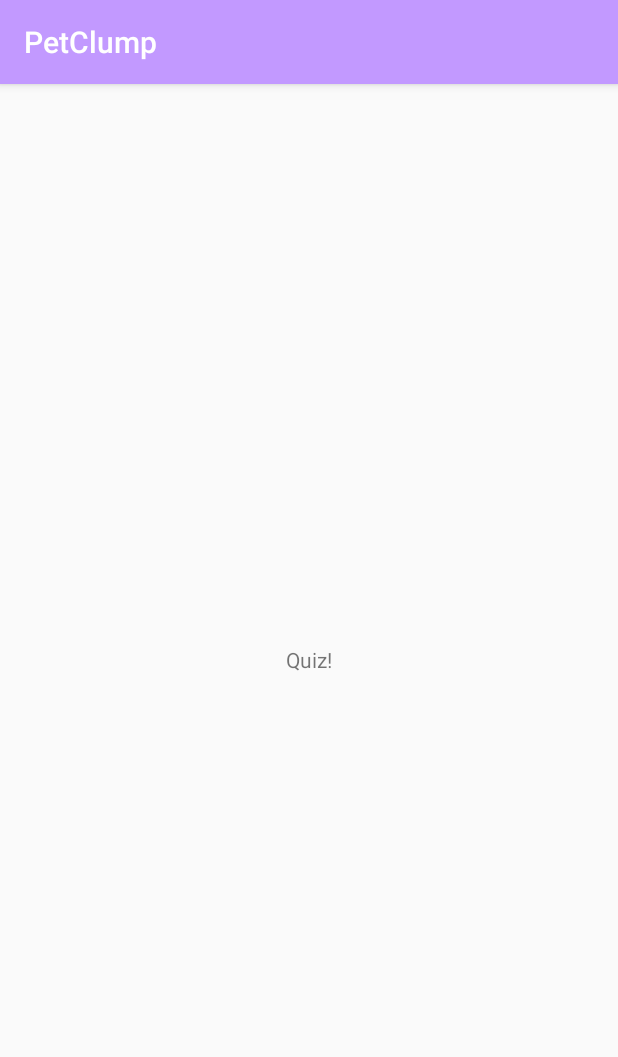
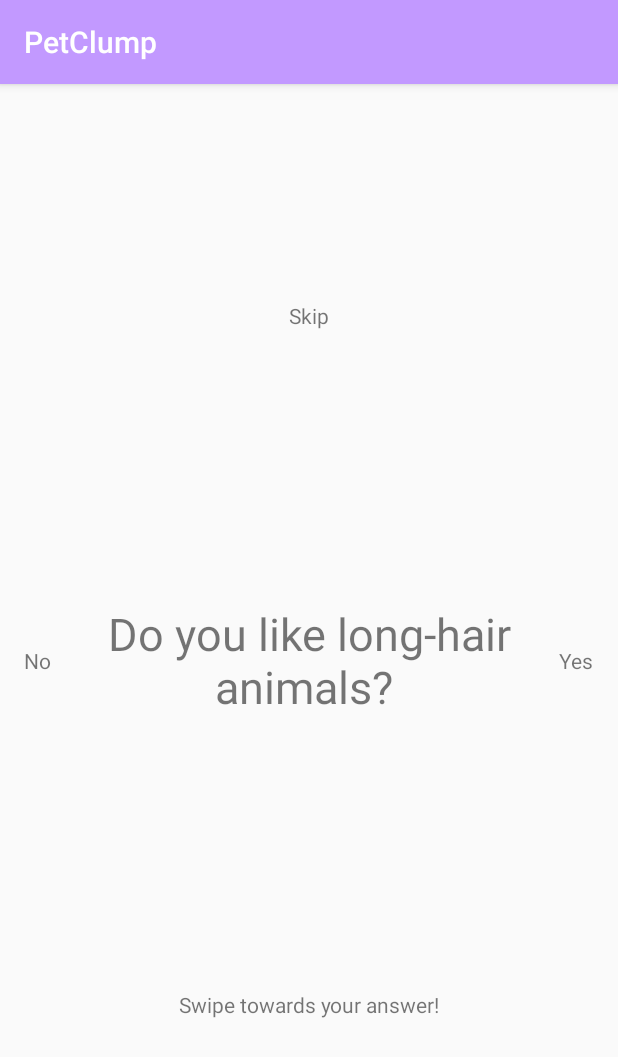
Before and after one commit to zero41120/Pet-Clump, an Android app: the QuizActivity screen opened directly, with no data from a screen before it, on a phone screen of 412 x 824 dp. Shown: the top 1057 px of the screen. Run offline under Robolectric (Android 15) with nearby library versions, the phone set to English and light mode, and no system bars; our stand-ins replace Firebase (no records; nobody signed in at launch, a user with empty details on screens opened directly).

Commit message:
Almost finished quiz for android.
Only need to implement sequential quizzes.

```diff
--- a/android/app/src/main/res/layout/activity_profile.xml
+++ b/android/app/src/main/res/layout/activity_profile.xml
@@ -19,4 +19,10 @@
         android:textAppearance="@style/Base.TextAppearance.AppCompat.Large"
         android:layout_width="match_parent"
         android:layout_height="wrap_content"/>
+
+    <Button
+        android:id="@+id/Quiz_button"
+        android:layout_width="match_parent"
+        android:layout_height="wrap_content"
+        android:text="Take the matching Quiz!" />
 </LinearLayout>
--- a/android/app/src/main/res/layout/activity_quiz.xml
+++ b/android/app/src/main/res/layout/activity_quiz.xml
@@ -7,7 +7,7 @@
     tools:context=".QuizActivity">
 
     <TextView
-        android:id="@+id/quzView"
+        android:id="@+id/quizView"
         android:layout_width="369dp"
         android:layout_height="493dp"
         android:layout_marginBottom="66dp"
@@ -18,8 +18,51 @@
         android:layout_marginTop="66dp"
         android:gravity="center"
         android:text="Quiz!"
+        android:textSize="30sp"
         app:layout_constraintBottom_toBottomOf="parent"
         app:layout_constraintEnd_toEndOf="parent"
         app:layout_constraintStart_toStartOf="parent"
         app:layout_constraintTop_toTopOf="parent" />
+
+    <TextView
+        android:id="@+id/textView2"
+        android:layout_width="wrap_content"
+        android:layout_height="wrap_content"
+        android:layout_marginLeft="16dp"
+        android:layout_marginStart="16dp"
+        android:text="No"
+        app:layout_constraintBottom_toBottomOf="parent"
+        app:layout_constraintStart_toStartOf="parent"
+        app:layout_constraintTop_toTopOf="parent" />
+
+    <TextView
+        android:id="@+id/textView4"
+        android:layout_width="wrap_content"
+        android:layout_height="wrap_content"
+        android:layout_marginEnd="16dp"
+        android:layout_marginRight="16dp"
+        android:text="Yes"
+        app:layout_constraintBottom_toBottomOf="parent"
+        app:layout_constraintEnd_toEndOf="parent"
+        app:layout_constraintTop_toTopOf="parent" />
+
+    <TextView
+        android:id="@+id/textView7"
+        android:layout_width="wrap_content"
+        android:layout_height="wrap_content"
+        android:layout_marginTop="7dp"
+        android:text="Skip"
+        app:layout_constraintEnd_toEndOf="parent"
+        app:layout_constraintStart_toStartOf="parent"
+        app:layout_constraintTop_toTopOf="@+id/quizView" />
+
+    <TextView
+        android:id="@+id/textView8"
+        android:layout_width="wrap_content"
+        android:layout_height="wrap_content"
+        android:layout_marginBottom="7dp"
+        android:text="Swipe towards your answer!"
+        app:layout_constraintBottom_toBottomOf="@+id/quizView"
+        app:layout_constraintEnd_toEndOf="parent"
+        app:layout_constraintStart_toStartOf="parent" />
 </android.support.constraint.ConstraintLayout>
```
Also changed, not shown: android/app/src/main/java/com/petclump/petclump/QuizActivity.java (+68 -13 lines).
